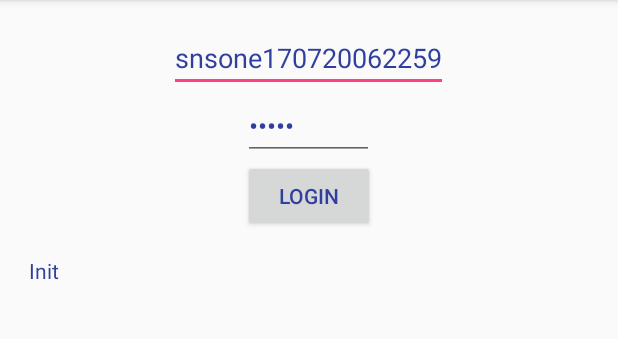
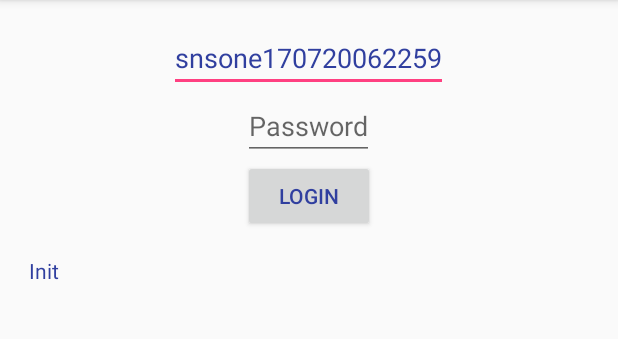
Before and after one commit to SivaPlivo/AndroidSample_SDK2, an Android app: the screen it shows after launch (LoginActivity), on a phone screen of 412 x 824 dp, the part 84-423 px from its top. Run offline under Robolectric (Android 15) with nearby library versions, the phone set to English and light mode, and no system bars; 2 statements that could not run were skipped.

Commit message:
Testing
Password text removed

```diff
--- a/VoiceCalling/app/src/main/res/layout/activity_login.xml
+++ b/VoiceCalling/app/src/main/res/layout/activity_login.xml
@@ -26,7 +26,6 @@
         android:layout_height="wrap_content"
         android:inputType="textPassword"
         android:textColor="@color/colorPrimaryDark"
-        android:text="12345"
         android:hint="Password" />
 
     <Button
```
